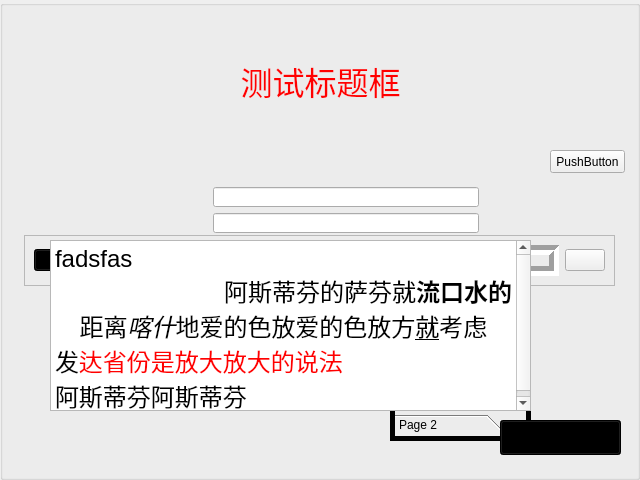
First picture: the form in pj_client/pj_login.ui, repository yiyilinghun/pj, before the edit.
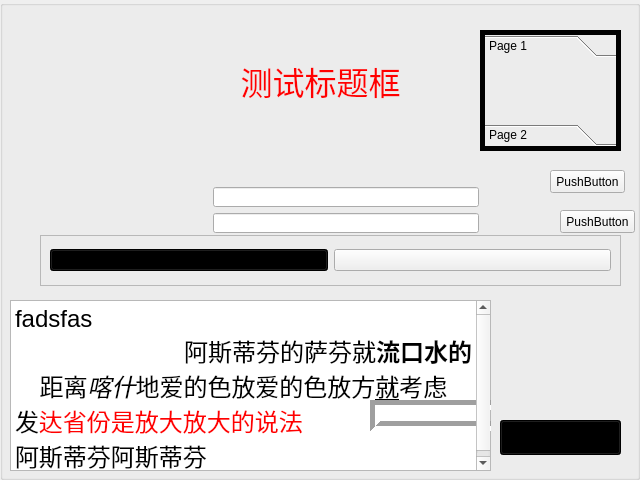
Second picture: the form after the edit. Icons and pictures are not drawn. Custom widgets are drawn as their Qt base class.

Diff of the .ui file:
```diff
--- a/pj_client/pj_login.ui
+++ b/pj_client/pj_login.ui
@@ -2,6 +2,12 @@
 <ui version="4.0">
  <class>ui_login</class>
  <widget class="pj_groupbox" name="ui_login">
+  <property name="windowModality">
+   <enum>Qt::NonModal</enum>
+  </property>
+  <property name="enabled">
+   <bool>true</bool>
+  </property>
   <property name="geometry">
    <rect>
     <x>0</x>
@@ -140,9 +146,9 @@
   <widget class="QFrame" name="f_buttons">
    <property name="geometry">
     <rect>
-     <x>24</x>
+     <x>40</x>
      <y>235</y>
-     <width>591</width>
+     <width>581</width>
      <height>51</height>
     </rect>
    </property>
@@ -284,53 +290,6 @@
       </property>
      </widget>
     </item>
-    <item>
-     <widget class="pj_listview" name="pj_listview_">
-      <property name="palette">
-       <palette>
-        <active>
-         <colorrole role="Base">
-          <brush brushstyle="SolidPattern">
-           <color alpha="0">
-            <red>255</red>
-            <green>255</green>
-            <blue>255</blue>
-           </color>
-          </brush>
-         </colorrole>
-        </active>
-        <inactive>
-         <colorrole role="Base">
-          <brush brushstyle="SolidPattern">
-           <color alpha="0">
-            <red>255</red>
-            <green>255</green>
-            <blue>255</blue>
-           </color>
-          </brush>
-         </colorrole>
-        </inactive>
-        <disabled>
-         <colorrole role="Base">
-          <brush brushstyle="SolidPattern">
-           <color alpha="255">
-            <red>240</red>
-            <green>240</green>
-            <blue>240</blue>
-           </color>
-          </brush>
-         </colorrole>
-        </disabled>
-       </palette>
-      </property>
-      <property name="frameShape">
-       <enum>QFrame::Box</enum>
-      </property>
-      <property name="lineWidth">
-       <number>5</number>
-      </property>
-     </widget>
-    </item>
     <item>
      <widget class="pj_button" name="pjb_login">
       <property name="focusPolicy">
@@ -408,8 +367,8 @@
   <widget class="QToolBox" name="toolBox">
    <property name="geometry">
     <rect>
-     <x>390</x>
-     <y>320</y>
+     <x>480</x>
+     <y>30</y>
      <width>141</width>
      <height>121</height>
     </rect>
@@ -526,19 +485,6 @@
     <attribute name="label">
      <string>Page 1</string>
     </attribute>
-    <widget class="QPushButton" name="pushButton">
-     <property name="geometry">
-      <rect>
-       <x>20</x>
-       <y>10</y>
-       <width>75</width>
-       <height>23</height>
-      </rect>
-     </property>
-     <property name="text">
-      <string>PushButton</string>
-     </property>
-    </widget>
    </widget>
    <widget class="QWidget" name="page_2">
     <property name="geometry">
@@ -570,8 +516,8 @@
   <widget class="pj_textbox" name="pj_textbox_">
    <property name="geometry">
     <rect>
-     <x>50</x>
-     <y>240</y>
+     <x>10</x>
+     <y>300</y>
      <width>481</width>
      <height>171</height>
     </rect>
@@ -590,6 +536,59 @@
    <property name="placeholderText">
     <string/>
    </property>
+   <widget class="pj_listview" name="pj_listview_">
+    <property name="geometry">
+     <rect>
+      <x>360</x>
+      <y>100</y>
+      <width>237</width>
+      <height>31</height>
+     </rect>
+    </property>
+    <property name="palette">
+     <palette>
+      <active>
+       <colorrole role="Base">
+        <brush brushstyle="SolidPattern">
+         <color alpha="0">
+          <red>255</red>
+          <green>255</green>
+          <blue>255</blue>
+         </color>
+        </brush>
+       </colorrole>
+      </active>
+      <inactive>
+       <colorrole role="Base">
+        <brush brushstyle="SolidPattern">
+         <color alpha="0">
+          <red>255</red>
+          <green>255</green>
+          <blue>255</blue>
+         </color>
+        </brush>
+       </colorrole>
+      </inactive>
+      <disabled>
+       <colorrole role="Base">
+        <brush brushstyle="SolidPattern">
+         <color alpha="255">
+          <red>240</red>
+          <green>240</green>
+          <blue>240</blue>
+         </color>
+        </brush>
+       </colorrole>
+      </disabled>
+     </palette>
+    </property>
+    <property name="frameShape">
+     <enum>QFrame::Box</enum>
+    </property>
+    <property name="lineWidth">
+     <number>5</number>
+    </property>
+   </widget>
   </widget>
   <widget class="pj_button" name="pjb_register_2">
    <property name="geometry">
@@ -732,7 +731,20 @@
    <property name="geometry">
     <rect>
      <x>550</x>
-     <y>150</y>
+     <y>170</y>
+     <width>75</width>
+     <height>23</height>
+    </rect>
+   </property>
+   <property name="text">
+    <string>PushButton</string>
+   </property>
+  </widget>
+  <widget class="QPushButton" name="pushButton">
+   <property name="geometry">
+    <rect>
+     <x>560</x>
+     <y>210</y>
      <width>75</width>
      <height>23</height>
     </rect>
```
Left out of the diff: 6 changed lines with no effect on the pictures.
